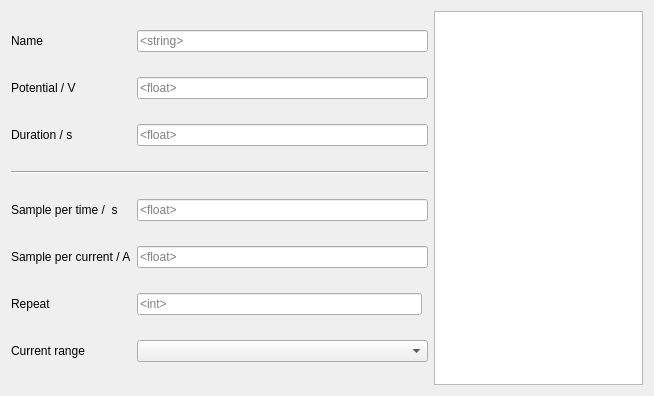
First picture: the form in UIFiles/qt_CA.ui, repository ChristopherYJS/ElectrochemicalOuija, before the edit.
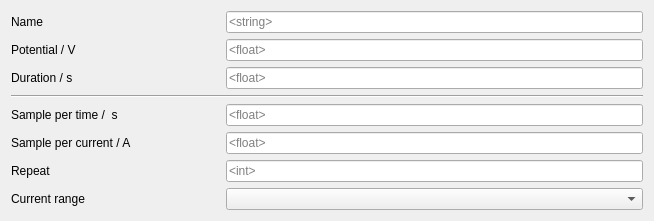
Second picture: the form after the edit.

What changed in the file:
```diff
--- a/UIFiles/qt_CA.ui
+++ b/UIFiles/qt_CA.ui
@@ -19,7 +19,7 @@
   <property name="windowTitle">
    <string>Form</string>
   </property>
-  <layout class="QHBoxLayout" name="horizontalLayout" stretch="2,1">
+  <layout class="QHBoxLayout" name="horizontalLayout" stretch="2">
    <property name="sizeConstraint">
     <enum>QLayout::SetMaximumSize</enum>
    </property>
@@ -119,7 +119,7 @@
        </property>
       </widget>
      </item>
-     <item row="6" column="1">
+     <item row="6" column="1" colspan="2">
       <widget class="QLineEdit" name="lineEditRepeat">
        <property name="placeholderText">
         <string>&lt;int&gt;</string>
@@ -128,9 +128,6 @@
      </item>
     </layout>
    </item>
-   <item>
-    <widget class="QPlainTextEdit" name="plainTextEdit"/>
-   </item>
   </layout>
  </widget>
  <resources/>
```
